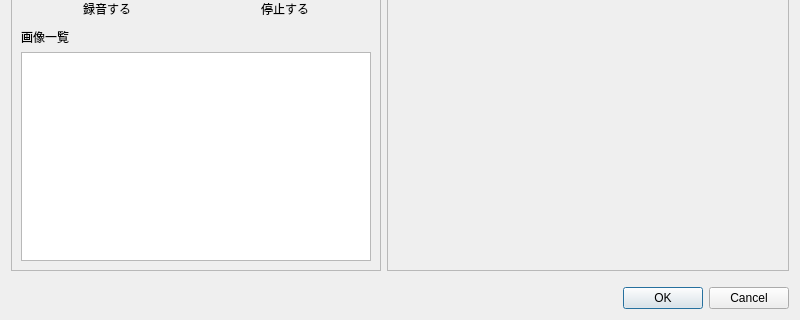
Old version of the form ui/recordWithPhotoDialog.ui in the repository yufujimoto/SurveyDataCollector; both pictures show x 0 to 800 and y 281 to 601 of the 800 by 601 pixel window.
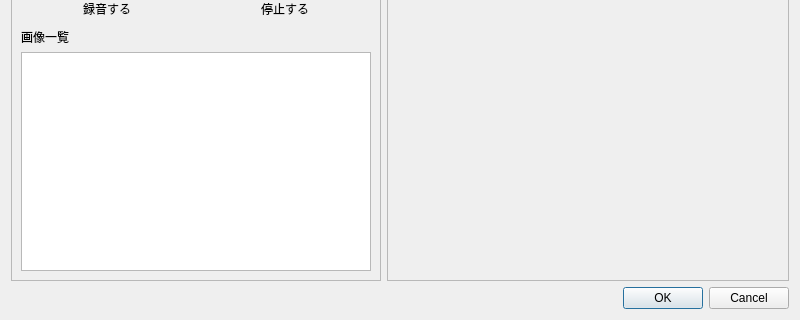
New version of the form.

Diff of the .ui file:
```diff
--- a/ui/recordWithPhotoDialog.ui
+++ b/ui/recordWithPhotoDialog.ui
@@ -250,7 +250,7 @@
    <item row="1" column="1">
     <layout class="QHBoxLayout" name="horizontalLayout">
      <property name="topMargin">
-      <number>10</number>
+      <number>0</number>
      </property>
      <item>
       <widget class="QDialogButtonBox" name="buttonBox">
```
Left out of the diff: 48 changed lines with no effect on the pictures.
